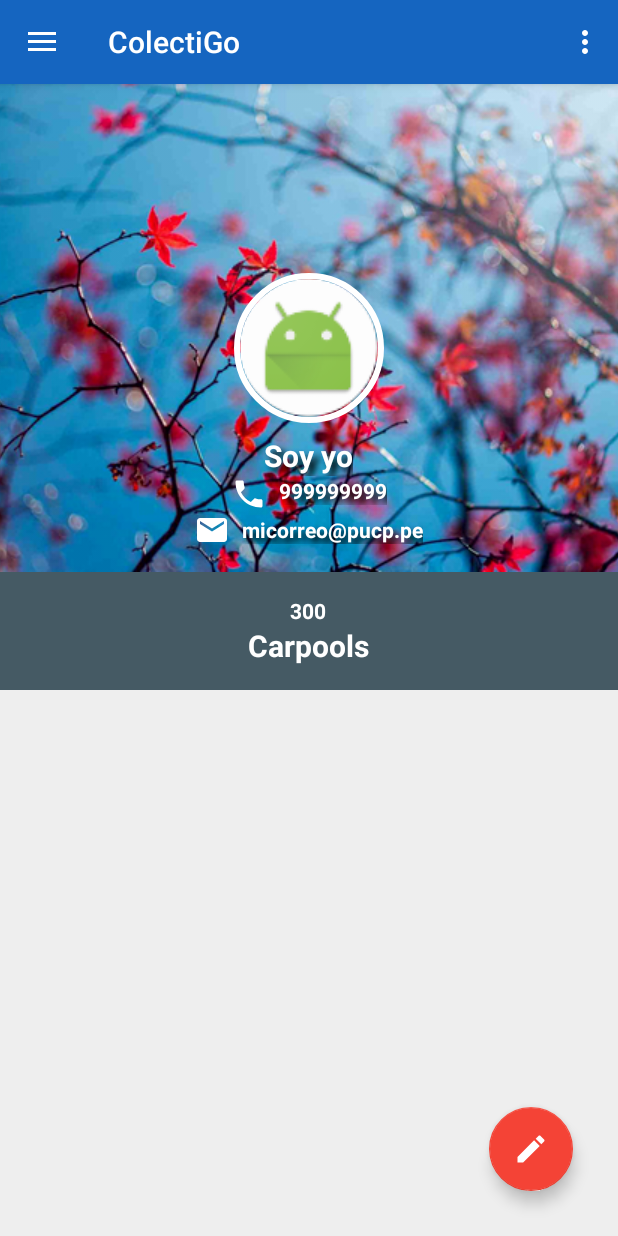
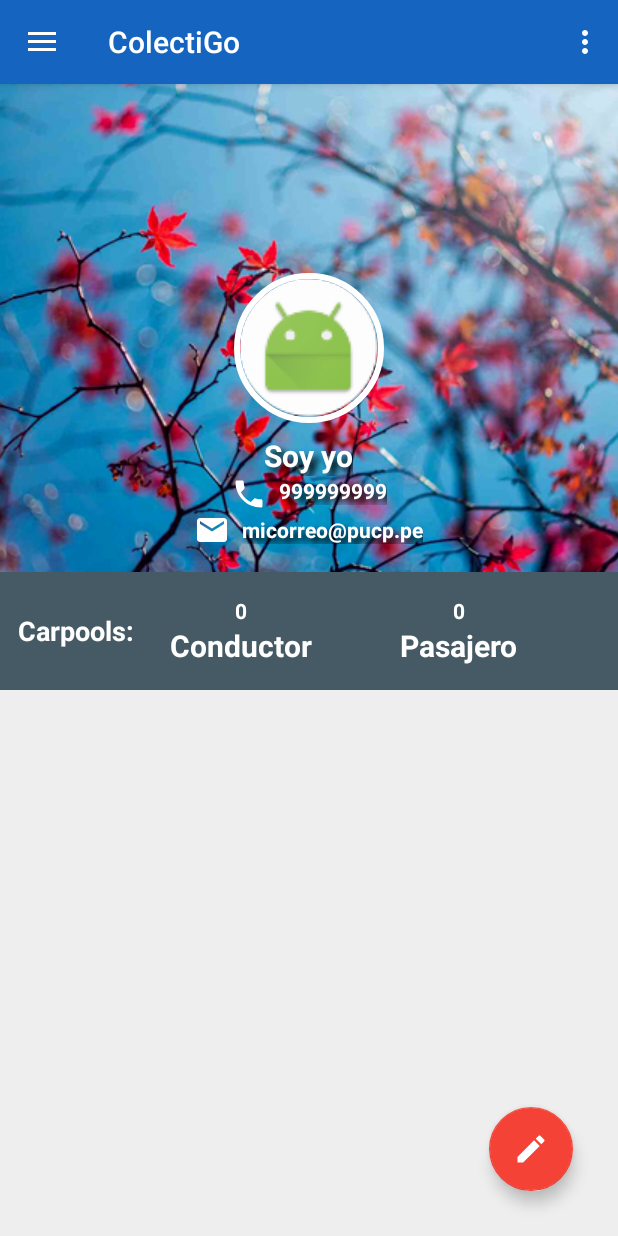
Before and after one commit to Avrgebro/TestP, an Android app: the fragment ProfileFragment placed in its activity, on a phone screen of 412 x 824 dp. Run offline under Robolectric (Android 15) with nearby library versions, the phone set to English and light mode, and no system bars; our stand-ins replace ButterKnife, CircleImageView; libraries missing offline, so code that uses them is left out: com.crashlytics.android, io.fabric.sdk; 1 statement that could not run was skipped.

Commit message:
Add carpool count loading

```diff
--- a/app/src/main/res/layout/fragment_profile.xml
+++ b/app/src/main/res/layout/fragment_profile.xml
@@ -239,33 +239,43 @@
                 android:layout_width="match_parent"
                 android:layout_height="wrap_content"
                 android:background="#455A64"
-                android:gravity="center"
-                android:orientation="vertical"
+                android:orientation="horizontal"
                 app:layout_scrollFlags="scroll|enterAlways">
 
-                <GridLayout
+                <TextView
                     android:layout_width="wrap_content"
                     android:layout_height="wrap_content"
-                    android:columnCount="1"
+                    android:text="Carpools:"
+                    android:layout_gravity="center"
+                    android:layout_marginStart="12dp"
+                    android:textColor="@android:color/white"
+                    android:textStyle="bold"
+                    android:textSize="18sp"/>
+
+                <GridLayout
+                    android:layout_width="match_parent"
+                    android:layout_height="wrap_content"
+                    android:columnCount="2"
                     android:padding="16dp"
                     android:rowCount="2">
 
                     <TextView
-                        android:id="@+id/profile_carpool_count"
+                        android:id="@+id/profile_carpool_driver_count"
                         android:layout_gravity="center"
                         android:layout_marginLeft="8dp"
                         android:layout_marginRight="8dp"
-                        android:text="300"
+                        android:text="0"
                         android:textColor="@android:color/white"
                         android:textStyle="bold" />
 
-                    <!--<TextView-->
-                        <!--android:layout_gravity="center"-->
-                        <!--android:layout_marginLeft="8dp"-->
-                        <!--android:layout_marginRight="8dp"-->
-                        <!--android:text="250"-->
-                        <!--android:textColor="@android:color/white"-->
-                        <!--android:textStyle="bold" />-->
+                    <TextView
+                        android:id="@+id/profile_carpool_passenger_count"
+                        android:layout_gravity="center"
+                        android:layout_marginLeft="8dp"
+                        android:layout_marginRight="8dp"
+                        android:text="0"
+                        android:textColor="@android:color/white"
+                        android:textStyle="bold" />
 
                     <!--<TextView-->
                         <!--android:layout_gravity="center"-->
@@ -279,19 +289,19 @@
                         android:layout_gravity="center"
                         android:layout_marginLeft="8dp"
                         android:layout_marginRight="8dp"
-                        android:text="Carpools"
+                        android:text="Conductor"
                         android:textColor="@android:color/white"
                         android:textSize="20sp"
                         android:textStyle="bold" />
 
-                    <!--<TextView-->
-                        <!--android:layout_gravity="center"-->
-                        <!--android:layout_marginLeft="8dp"-->
-                        <!--android:layout_marginRight="8dp"-->
-                        <!--android:text="Followers"-->
-                        <!--android:textColor="@android:color/white"-->
-                        <!--android:textSize="20sp"-->
-                        <!--android:textStyle="bold" />-->
+                    <TextView
+                        android:layout_gravity="center"
+                        android:layout_marginLeft="8dp"
+                        android:layout_marginRight="8dp"
+                        android:text="Pasajero"
+                        android:textColor="@android:color/white"
+                        android:textSize="20sp"
+                        android:textStyle="bold" />
 
                     <!--<TextView-->
                         <!--android:layout_gravity="center"-->
```
Also changed, not shown: app/src/main/java/com/example/jose/carpool/ProfileFragment.java (+57 -6 lines).
